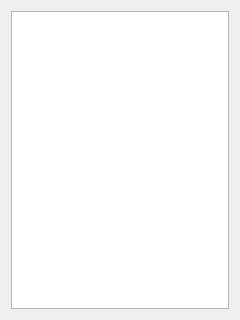
Old version of the form source/annotator/source/attribute/attributeswidget.ui in the repository annotatorproject/annotator.
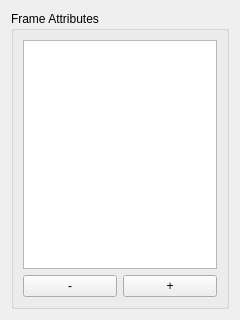
New version of the form.

Commit message: added attribute widget for frame

```diff
--- a/source/annotator/source/attribute/attributeswidget.ui
+++ b/source/annotator/source/attribute/attributeswidget.ui
@@ -13,9 +13,32 @@
   <property name="windowTitle">
    <string>Form</string>
   </property>
-  <layout class="QVBoxLayout" name="verticalLayout">
-   <item>
-    <widget class="QListWidget" name="listWidget"/>
+  <layout class="QGridLayout" name="gridLayout">
+   <item row="0" column="0">
+    <widget class="QGroupBox" name="groupBox">
+     <property name="title">
+      <string>Frame Attributes</string>
+     </property>
+     <layout class="QGridLayout" name="gridLayout_2">
+      <item row="1" column="0">
+       <widget class="QPushButton" name="removeAttributeButton">
+        <property name="text">
+         <string>-</string>
+        </property>
+       </widget>
+      </item>
+      <item row="1" column="1">
+       <widget class="QPushButton" name="addAttributeButton">
+        <property name="text">
+         <string>+</string>
+        </property>
+       </widget>
+      </item>
+      <item row="0" column="0" colspan="2">
+       <widget class="QListWidget" name="attributesListWidget"/>
+      </item>
+     </layout>
+    </widget>
    </item>
   </layout>
  </widget>
```
The commit also changes 5 other files.
